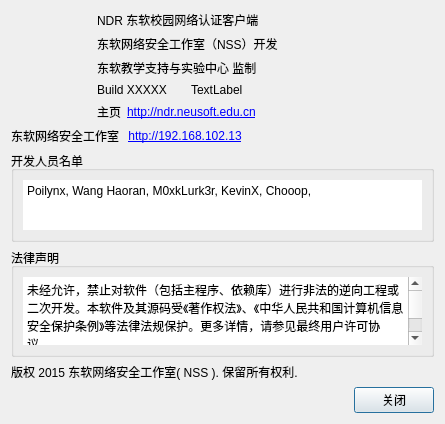
Before: the Qt Designer form forms/aboutdialog.ui in NSS-Studio/NDR_Client, drawn with Qt 5.
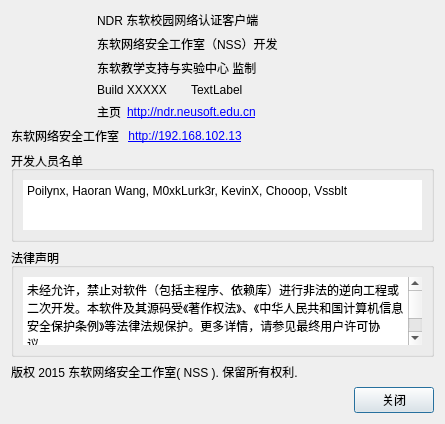
After: the same form once the commit is applied. Icons and pictures are not drawn.

Commit message: change the developer name and change the ndr-version number

Patch:
```diff
--- a/forms/aboutdialog.ui
+++ b/forms/aboutdialog.ui
@@ -163,7 +163,7 @@
 &lt;html&gt;&lt;head&gt;&lt;meta name=&quot;qrichtext&quot; content=&quot;1&quot; /&gt;&lt;style type=&quot;text/css&quot;&gt;
 p, li { white-space: pre-wrap; }
 &lt;/style&gt;&lt;/head&gt;&lt;body style=&quot; font-family:'SimSun'; font-size:9pt; font-weight:400; font-style:normal;&quot;&gt;
-&lt;p style=&quot; margin-top:0px; margin-bottom:0px; margin-left:0px; margin-right:0px; -qt-block-indent:0; text-indent:0px;&quot;&gt;Poilynx, Wang Haoran, M0xkLurk3r, KevinX, Chooop,&lt;/p&gt;&lt;/body&gt;&lt;/html&gt;</string>
+&lt;p style=&quot; margin-top:0px; margin-bottom:0px; margin-left:0px; margin-right:0px; -qt-block-indent:0; text-indent:0px;&quot;&gt;Poilynx, Haoran Wang, M0xkLurk3r, KevinX, Chooop, Vssblt&lt;/p&gt;&lt;/body&gt;&lt;/html&gt;</string>
         </property>
        </widget>
       </item>
```
The commit also changes 1 other file.
